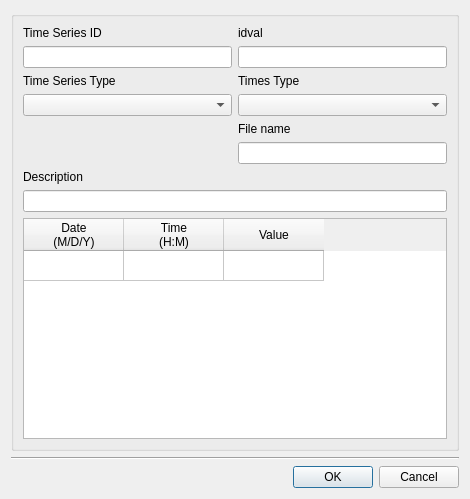
ibergis/ibergis_qgis_plugin, file core/ui/toolbars/main/nonvisual_timeseries.ui: the form before one commit.
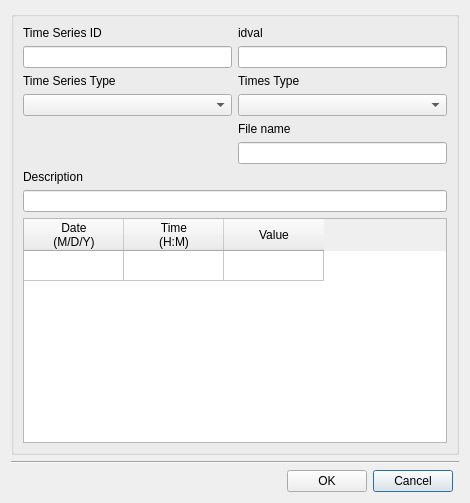
The form after the commit.

Commit message: feat(dialogs): add help button

What changed in the file:
```diff
--- a/core/ui/toolbars/main/nonvisual_timeseries.ui
+++ b/core/ui/toolbars/main/nonvisual_timeseries.ui
@@ -7,19 +7,23 @@
     <x>0</x>
     <y>0</y>
     <width>470</width>
-    <height>499</height>
+    <height>503</height>
    </rect>
   </property>
   <property name="windowTitle">
    <string>Time Series Editor</string>
   </property>
   <layout class="QGridLayout" name="verticalLayout_4">
-   <item row="2" column="0" colspan="2">
-    <layout class="QHBoxLayout" name="horizontalLayout">
-     <property name="sizeConstraint">
-      <enum>QLayout::SetDefaultConstraint</enum>
-     </property>
-     <item>
+   <item row="2" column="0">
+    <layout class="QGridLayout" name="lyt_buttons">
+     <item row="0" column="2">
+      <widget class="QPushButton" name="btn_cancel">
+       <property name="text">
+        <string>Cancel</string>
+       </property>
+      </widget>
+     </item>
+     <item row="0" column="0">
       <spacer name="horizontalSpacer">
        <property name="orientation">
         <enum>Qt::Horizontal</enum>
@@ -32,20 +36,13 @@
        </property>
       </spacer>
      </item>
-     <item>
+     <item row="0" column="1">
       <widget class="QPushButton" name="btn_accept">
        <property name="text">
         <string>OK</string>
        </property>
       </widget>
      </item>
-     <item>
-      <widget class="QPushButton" name="btn_cancel">
-       <property name="text">
-        <string>Cancel</string>
-       </property>
-      </widget>
-     </item>
     </layout>
    </item>
    <item row="1" column="0" colspan="2">
```
Left out of the diff: 14 changed lines with no effect on the pictures. The commit also changes 23 other files.
